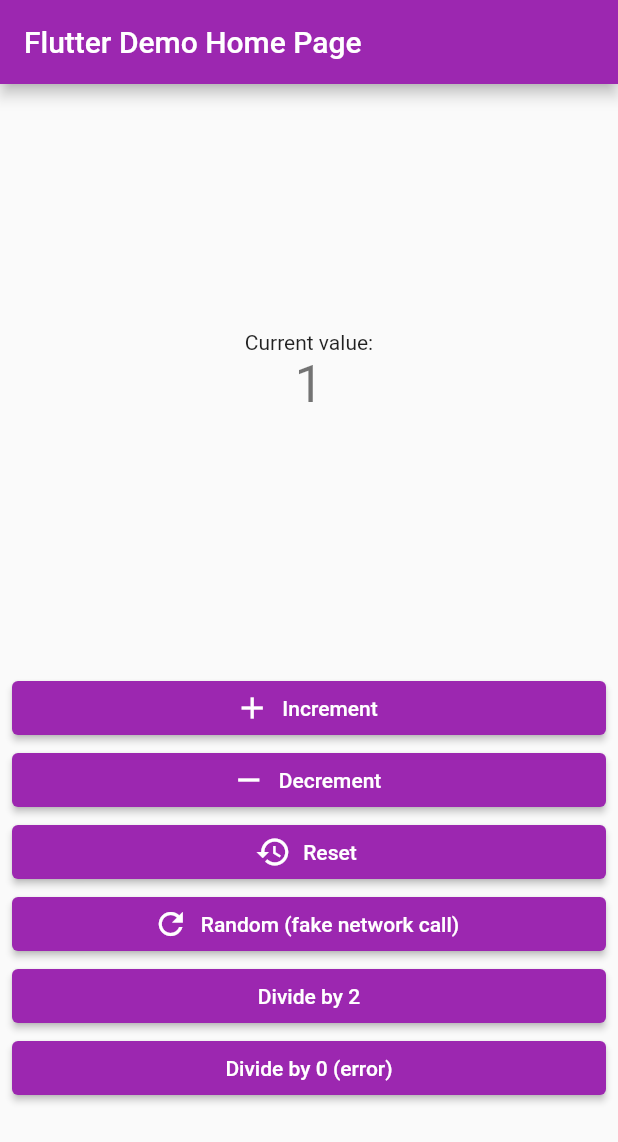
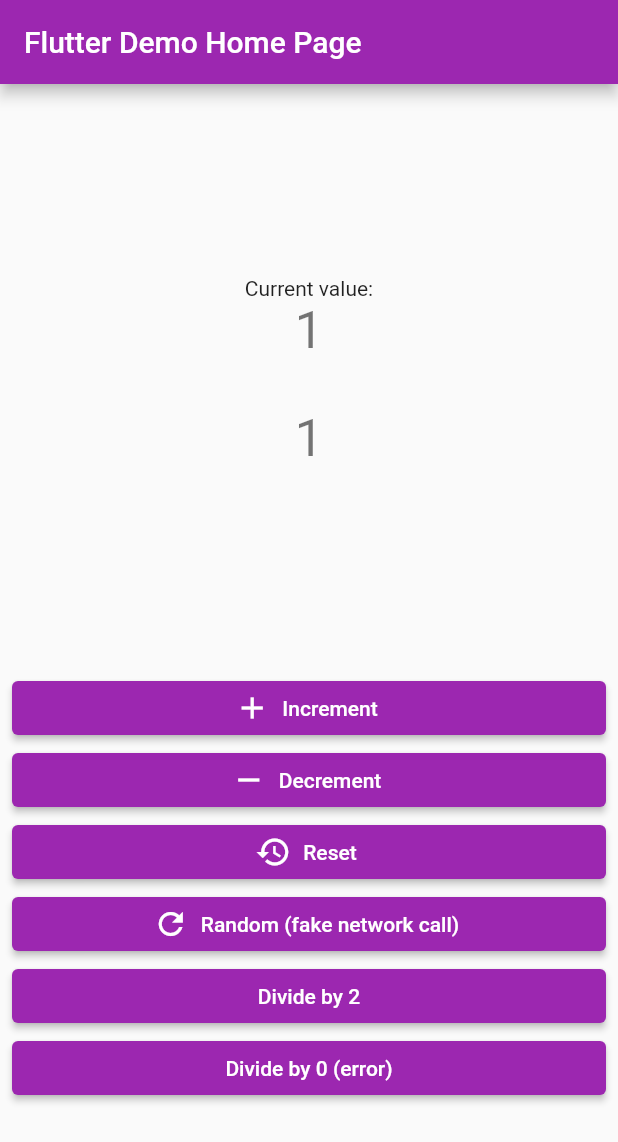
Before and after one commit to SEGVeenstra/washington, a Flutter app: the screen it shows after launch, after a tap on "Increment", on a phone screen of 412 x 824 dp. Shown: the top 1142 px of the screen. Run offline on Flutter 3.47's test engine with Material 2 defaults, Android fonts, the phone set to English and light mode, and no system bars.

Commit message:
Add new StateBuilder type

```diff
--- a/washington/example/lib/main.dart
+++ b/washington/example/lib/main.dart
@@ -130,11 +130,12 @@ class MyHomePage extends StatelessWidget {
             child: EventListener(
               listener: (context, event) {
                 if (event is CounterResetted) {
-                  ScaffoldMessenger.of(context).showSnackBar(const SnackBar(content: Text('Counter has been reset!')));
+                  ScaffoldMessenger.of(context).showSnackBar(
+                      const SnackBar(content: Text('Counter has been reset!')));
                 }
                 if (event is LimitReached) {
-                  ScaffoldMessenger.of(context)
-                      .showSnackBar(const SnackBar(content: Text('A limit has been reached!')));
+                  ScaffoldMessenger.of(context).showSnackBar(const SnackBar(
+                      content: Text('A limit has been reached!')));
                 }
               },
               child: StateListener<CounterState>(
@@ -157,7 +158,7 @@ class MyHomePage extends StatelessWidget {
                           if (state.hasError) {
                             text = state.error.toString();
                           } else if (state.isLoading) {
-                            text = 'loading...';
+                            text = 'Loading...';
                           } else {
                             text = state.value.toString();
                           }
@@ -166,10 +167,31 @@ class MyHomePage extends StatelessWidget {
                             style: Theme.of(context)
                                 .textTheme
                                 .headline4
-                                ?.copyWith(color: state.hasError ? Colors.red : null),
+                                ?.copyWith(
+                                    color: state.hasError ? Colors.red : null),
                           );
                         },
                       ),
+                      const SizedBox(
+                        height: 32,
+                      ),
+                      StateValueBuilder<CounterState, int>(
+                        successBuilder: (context, state, child) => Text(
+                          state.value.toString(),
+                          style: Theme.of(context).textTheme.headline4,
+                        ),
+                        errorBuilder: (context, state, child) => Text(
+                          state.error.toString(),
+                          style: Theme.of(context)
+                              .textTheme
+                              .headline4
+                              ?.copyWith(color: Colors.red),
+                        ),
+                        loadingBuilder: (context, state, child) => Text(
+                          'Loading...',
+                          style: Theme.of(context).textTheme.headline4,
+                        ),
+                      )
                     ],
                   ),
                 ),
@@ -197,35 +219,47 @@ class Controls extends StatelessWidget {
           crossAxisAlignment: CrossAxisAlignment.stretch,
           children: [
             ElevatedButton.icon(
-              onPressed:
-                  counterState.canIncrement ? () => Washington.instance.dispatch(CounterIncrementPressed()) : null,
+              onPressed: counterState.canIncrement
+                  ? () =>
+                      Washington.instance.dispatch(CounterIncrementPressed())
+                  : null,
               icon: const Icon(Icons.add),
               label: const Text('Increment'),
             ),
             ElevatedButton.icon(
-              onPressed:
-                  counterState.canDecrement ? () => Washington.instance.dispatch(CounterDecrementPressed()) : null,
+              onPressed: counterState.canDecrement
+                  ? () =>
+                      Washington.instance.dispatch(CounterDecrementPressed())
+                  : null,
               icon: const Icon(Icons.remove),
               label: const Text('Decrement'),
             ),
             ElevatedButton.icon(
-              onPressed: counterState.canReset ? () => Washington.instance.dispatch(CounterResetPressed()) : null,
+              onPressed: counterState.canReset
+                  ? () => Washington.instance.dispatch(CounterResetPressed())
+                  : null,
               icon: const Icon(Icons.restore),
               label: const Text('Reset'),
             ),
             ElevatedButton.icon(
-              onPressed: counterState.canRandom ? () => Washington.instance.dispatch(CounterRandomPressed()) : null,
+              onPressed: counterState.canRandom
+                  ? () => Washington.instance.dispatch(CounterRandomPressed())
+                  : null,
               icon: const Icon(Icons.refresh),
               label: const Text('Random (fake network call)'),
             ),
             ElevatedButton(
-              onPressed:
-                  counterState.canRandom ? () => Washington.instance.dispatch(const CounterDividePressed(2)) : null,
+              onPressed: counterState.canRandom
+                  ? () => Washington.instance
+                      .dispatch(const CounterDividePressed(2))
+                  : null,
               child: const Text('Divide by 2'),
             ),
             ElevatedButton(
-              onPressed:
-                  counterState.canRandom ? () => Washington.instance.dispatch(const CounterDividePressed(0)) : null,
+              onPressed: counterState.canRandom
+                  ? () => Washington.instance
+                      .dispatch(const CounterDividePressed(0))
+                  : null,
               child: const Text('Divide by 0 (error)'),
             ),
           ],
--- a/washington/lib/src/state_builder.dart
+++ b/washington/lib/src/state_builder.dart
@@ -2,16 +2,93 @@ import 'package:flutter/widgets.dart';
 import 'package:provider/provider.dart';
 import 'package:washington/washington.dart';
 
+/// A Widget that allows you to define specific builders for specific states.
+///
+/// This Widget will check the state for you and call the specific builder.
+/// The order in which the builders are called are as follows:
+///
+/// if hasError -> errorBuilder
+/// else if isLoading -> loadingBuilder
+/// else -> successBuilder
+///
+/// Only the successBuilder is required. If your State does not use the isLoading
+/// or error properties, you can ommit the optional builders.
+///
+/// If you do pass an error, but have not declared an errorBuilder, this widget
+/// will throw an assertion error.
+class StateValueBuilder<T extends UnitedState, TValue> extends StatelessWidget {
+  final Widget? child;
+
+  final Widget Function(
+          BuildContext context, _SuccessState<TValue> state, Widget? child)
+      successBuilder;
+  final Widget Function(
+          BuildContext context, _ErrorState<TValue> state, Widget? child)?
+      errorBuilder;
+  final Widget Function(
+          BuildContext context, _SuccessState<TValue> state, Widget? child)?
+      loadingBuilder;
+
+  const StateValueBuilder({
+    required this.successBuilder,
+    this.errorBuilder,
+    this.loadingBuilder,
+    this.child,
+    Key? key,
+  }) : super(key: key);
+
+  @override
+  Widget build(BuildContext context) {
+    final state = context.watch<T>();
+    assert(!state.hasError || state.hasError && errorBuilder != null,
+        'If you are planning on setting \'error\' you must provide an \'errorBuilder\'');
+    assert(!state.isLoading || state.isLoading && loadingBuilder != null,
+        'If you are planning on setting \'isLoading\' you must provide an \'loadingBuilder\'');
+    if (state.hasError) {
+      return errorBuilder!.call(
+          context,
+          _ErrorState(
+              error: state.error!,
+              value: state.value as TValue,
+              isLoading: state.isLoading),
+          child);
+    } else if (state.isLoading) {
+      return loadingBuilder!
+          .call(context, _SuccessState(value: state.value as TValue), child);
+    }
+    return successBuilder(
+        context, _SuccessState(value: state.value as TValue), child);
+  }
+}
+
+class _SuccessState<TValue> {
+  final TValue value;
+
+  const _SuccessState({required this.value});
+}
+
+class _ErrorState<TValue> {
+  final TValue value;
+  final Object error;
+  final bool isLoading;
+
+  const _ErrorState({
+    required this.error,
+    required this.value,
+    required this.isLoading,
+  });
+}
+
 class StateBuilder<T extends UnitedState> extends StatelessWidget {
+  final Widget? child;
+
+  final Widget Function(BuildContext context, T state, Widget? child) builder;
+
   const StateBuilder({
     required this.builder,
     this.child,
     Key? key,
   }) : super(key: key);
-
-  final Widget? child;
-
-  final Widget Function(BuildContext context, T state, Widget? child) builder;
 
   @override
   Widget build(BuildContext context) {
```
